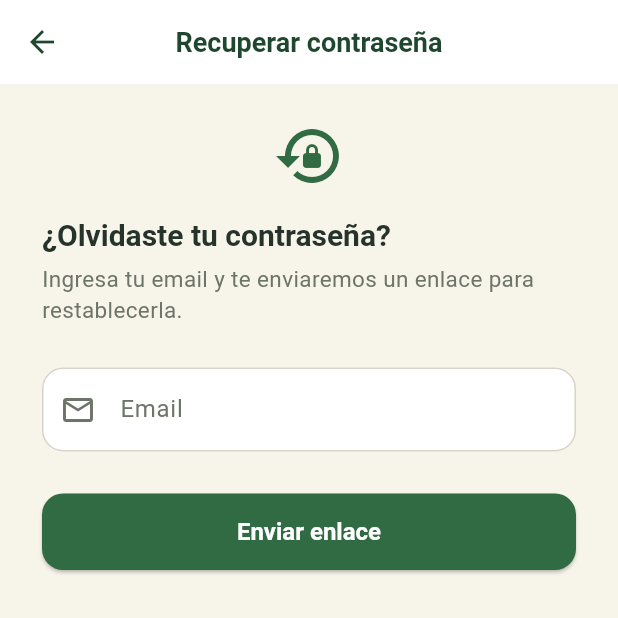
After one commit to dev-brian/green-tech-app, a Flutter app: the screen it shows after launch, after a tap on "¿Olvidaste tu contraseña?", on a phone screen of 412 x 824 dp, the top half of it. The commit adds this screen. Run offline on Flutter 3.47's test engine with Material 3 defaults, Android fonts, the phone set to English and light mode, and no system bars; our stand-ins replace firebase_auth, firebase_core, fl_chart, image_picker, shared_preferences; accounts and stored records are empty; generated files the repository leaves out were written again.

Commit message:
HU01 Tasks: 1.1, 1.2, 1.3

```diff
--- a/lib/main.dart
+++ b/lib/main.dart
@@ -1,14 +1,15 @@
+import 'package:firebase_core/firebase_core.dart';
 import 'package:flutter/material.dart';
+
+import 'firebase_options.dart'; // generado por `flutterfire configure`
 import 'screens/splash_screen.dart';
+import 'services/firebase_service.dart';
 import 'utils/colors.dart';
-
-// Cuando conectes Firebase real, descomenta:
-// import 'package:firebase_core/firebase_core.dart';flutter
-// import 'firebase_options.dart'; // generado por `flutterfire configure`
 
 Future<void> main() async {
   WidgetsFlutterBinding.ensureInitialized();
-  // await Firebase.initializeApp(options: DefaultFirebaseOptions.currentPlatform);
+  await Firebase.initializeApp(options: DefaultFirebaseOptions.currentPlatform);
+  await FirebaseService.instance.init();
   runApp(const MyApp());
 }
 
--- /dev/null
+++ b/lib/screens/forgot_password_screen.dart
@@ -0,0 +1,137 @@
+import 'package:flutter/material.dart';
+
+import '../services/firebase_service.dart';
+import '../utils/colors.dart';
+import '../utils/validators.dart';
+
+/// Pantalla de recuperación de contraseña (HU-M01 / Task 1.1).
+class ForgotPasswordScreen extends StatefulWidget {
+  final String? initialEmail;
+  const ForgotPasswordScreen({super.key, this.initialEmail});
+
+  @override
+  State<ForgotPasswordScreen> createState() => _ForgotPasswordScreenState();
+}
+
+class _ForgotPasswordScreenState extends State<ForgotPasswordScreen> {
+  final _formKey = GlobalKey<FormState>();
+  late final TextEditingController _emailCtrl =
+      TextEditingController(text: widget.initialEmail ?? '');
+
+  bool _loading = false;
+  bool _sent = false;
+  String? _errorMsg;
+
+  @override
+  void dispose() {
+    _emailCtrl.dispose();
+    super.dispose();
+  }
+
+  Future<void> _submit() async {
+    if (!_formKey.currentState!.validate()) return;
+    FocusScope.of(context).unfocus();
+    setState(() {
+      _loading = true;
+      _errorMsg = null;
+    });
+    try {
+      await FirebaseService.instance
+          .sendPasswordResetEmail(email: _emailCtrl.text.trim());
+      if (!mounted) return;
+      setState(() => _sent = true);
+    } on AuthException catch (e) {
+      if (!mounted) return;
+      // Por seguridad no revelamos si el correo existe o no.
+      if (e.code == 'user-not-found') {
+        setState(() => _sent = true);
+      } else {
+        setState(() => _errorMsg = e.message);
+      }
+    } finally {
+      if (mounted) setState(() => _loading = false);
+    }
+  }
+
+  @override
+  Widget build(BuildContext context) {
+    return Scaffold(
+      appBar: AppBar(title: const Text('Recuperar contraseña')),
+      body: SafeArea(
+        child: Padding(
+          padding: const EdgeInsets.symmetric(horizontal: 28),
+          child: _sent ? _buildSent(context) : _buildForm(context),
+        ),
+      ),
+    );
+  }
+
+  Widget _buildForm(BuildContext context) {
+    return Form(
+      key: _formKey,
+      child: ListView(
+        children: [
+          if (_loading) const LinearProgressIndicator(minHeight: 3),
+          const SizedBox(height: 24),
+          const Icon(Icons.lock_reset, color: AppColors.primary, size: 48),
+          const SizedBox(height: 16),
+          Text('¿Olvidaste tu contraseña?',
+              style: Theme.of(context).textTheme.titleLarge),
+          const SizedBox(height: 6),
+          Text(
+            'Ingresa tu email y te enviaremos un enlace para restablecerla.',
+            style: Theme.of(context).textTheme.bodyMedium,
+          ),
+          const SizedBox(height: 28),
+          TextFormField(
+            key: const Key('forgot_email'),
+            controller: _emailCtrl,
+            keyboardType: TextInputType.emailAddress,
+            textInputAction: TextInputAction.done,
+            autofillHints: const [AutofillHints.email],
+            onFieldSubmitted: (_) => _submit(),
+            decoration: const InputDecoration(
+                labelText: 'Email', prefixIcon: Icon(Icons.email_outlined)),
+            validator: Validators.email,
+          ),
+          if (_errorMsg != null) ...[
+            const SizedBox(height: 12),
+            Text(_errorMsg!,
+                style: const TextStyle(color: AppColors.critico, fontSize: 13)),
+          ],
+          const SizedBox(height: 28),
+          ElevatedButton(
+            onPressed: _loading ? null : _submit,
+            child: const Text('Enviar enlace'),
+          ),
+        ],
+      ),
+    );
+  }
+
+  Widget _buildSent(BuildContext context) {
+    return ListView(
+      children: [
+        const SizedBox(height: 48),
+        const Icon(Icons.mark_email_read_outlined,
+            color: AppColors.normal, size: 64),
+        const SizedBox(height: 20),
+        Text('Revisa tu correo',
+            textAlign: TextAlign.center,
+            style: Theme.of(context).textTheme.titleLarge),
+        const SizedBox(height: 8),
+        Text(
+          'Si existe una cuenta con ${_emailCtrl.text.trim()}, recibirás un '
+          'enlace para restablecer tu contraseña. Revisa también la carpeta de spam.',
+          textAlign: TextAlign.center,
+          style: Theme.of(context).textTheme.bodyMedium,
+        ),
+        const SizedBox(height: 32),
+        ElevatedButton(
+          onPressed: () => Navigator.of(context).pop(),
+          child: const Text('Volver al inicio de sesión'),
+        ),
+      ],
+    );
+  }
+}
--- a/lib/screens/login_screen.dart
+++ b/lib/screens/login_screen.dart
@@ -1,7 +1,10 @@
 import 'package:flutter/material.dart';
 import '../services/firebase_service.dart';
+import '../services/session_storage.dart';
 import '../utils/colors.dart';
+import '../utils/validators.dart';
 import 'dashboard_screen.dart';
+import 'forgot_password_screen.dart';
 
 class LoginScreen extends StatefulWidget {
   const LoginScreen({super.key});
@@ -21,6 +24,19 @@ class _LoginScreenState extends State<LoginScreen> {
   String? _errorMsg;
 
   @override
+  void initState() {
+    super.initState();
+    _prefillLastEmail();
+  }
+
+  /// Prellena el email con el último usado en este dispositivo.
+  Future<void> _prefillLastEmail() async {
+    final last = await SessionStorage.getLastEmail();
+    if (!mounted || last == null || _emailCtrl.text.isNotEmpty) return;
+    _emailCtrl.text = last;
+  }
+
+  @override
   void dispose() {
     _emailCtrl.dispose();
     _passCtrl.dispose();
@@ -29,6 +45,7 @@ class _LoginScreenState extends State<LoginScreen> {
 
   Future<void> _submit() async {
     if (!_formKey.currentState!.validate()) return;
+    FocusScope.of(context).unfocus();
     setState(() {
       _loading = true;
       _errorMsg = null;
@@ -46,11 +63,23 @@ class _LoginScreenState extends State<LoginScreen> {
       Navigator.of(context).pushReplacement(
         MaterialPageRoute(builder: (_) => const DashboardScreen()),
       );
-    } catch (e) {
-      setState(() => _errorMsg = e.toString().replaceFirst('Exception: ', ''));
+    } on AuthException catch (e) {
+      if (mounted) setState(() => _errorMsg = e.message);
+    } catch (_) {
+      if (mounted) {
+        setState(() =>
+            _errorMsg = 'Ocurrió un error inesperado. Inténtalo de nuevo');
+      }
     } finally {
       if (mounted) setState(() => _loading = false);
     }
+  }
+
+  void _openForgotPassword() {
+    Navigator.of(context).push(MaterialPageRoute(
+      builder: (_) =>
+          ForgotPasswordScreen(initialEmail: _emailCtrl.text.trim()),
+    ));
   }
 
   @override
@@ -88,21 +117,26 @@ class _LoginScreenState extends State<LoginScreen> {
                 ),
                 const SizedBox(height: 32),
                 TextFormField(
+                  key: const Key('login_email'),
                   controller: _emailCtrl,
                   keyboardType: TextInputType.emailAddress,
+                  textInputAction: TextInputAction.next,
+                  autofillHints: const [AutofillHints.email],
                   decoration: const InputDecoration(
                       labelText: 'Email',
                       prefixIcon: Icon(Icons.email_outlined)),
-                  validator: (v) {
-                    if (v == null || v.isEmpty) return 'Ingresa tu email';
-                    if (!v.contains('@')) return 'Email inválido';
-                    return null;
-                  },
+                  validator: Validators.email,
                 ),
                 const SizedBox(height: 16),
                 TextFormField(
+                  key: const Key('login_password'),
                   controller: _passCtrl,
                   obscureText: _obscure,
+                  textInputAction: TextInputAction.done,
+                  autofillHints: const [AutofillHints.password],
+                  onFieldSubmitted: (_) {
+                    if (!_loading) _submit();
+                  },
                   decoration: InputDecoration(
                     labelText: 'Contraseña',
                     prefixIcon: const Icon(Icons.lock_outline),
@@ -112,12 +146,16 @@ class _LoginScreenState extends State<LoginScreen> {
                       onPressed: () => setState(() => _obscure = !_obscure),
                     ),
                   ),
-                  validator: (v) {
-                    if (v == null || v.isEmpty) return 'Ingresa tu contraseña';
-                    if (v.length < 6) return 'Mínimo 6 caracteres';
-                    return null;
-                  },
+                  validator: Validators.password,
                 ),
+                if (!_isRegisterMode)
+                  Align(
+                    alignment: Alignment.centerRight,
+                    child: TextButton(
+                      onPressed: _loading ? null : _openForgotPassword,
+                      child: const Text('¿Olvidaste tu contraseña?'),
+                    ),
+                  ),
                 if (_errorMsg != null) ...[
                   const SizedBox(height: 12),
                   Text(_errorMsg!,
@@ -134,8 +172,10 @@ class _LoginScreenState extends State<LoginScreen> {
                 TextButton(
                   onPressed: _loading
                       ? null
-                      : () =>
-                          setState(() => _isRegisterMode = !_isRegisterMode),
+                      : () => setState(() {
+                            _isRegisterMode = !_isRegisterMode;
+                            _errorMsg = null;
+                          }),
                   child: Text(
                     _isRegisterMode
                         ? '¿Ya tienes cuenta? Inicia sesión'
--- a/lib/screens/splash_screen.dart
+++ b/lib/screens/splash_screen.dart
@@ -26,9 +26,13 @@ class _SplashScreenState extends State<SplashScreen> with SingleTickerProviderSt
   }
 
   Future<void> _navigateNext() async {
-    await Future.delayed(const Duration(milliseconds: 2200));
+    // Espera la animación y, en paralelo, que Firebase restaure la sesión.
+    final results = await Future.wait<Object?>([
+      Future.delayed(const Duration(milliseconds: 2200)),
+      FirebaseService.instance.restoreSession(),
+    ]);
     if (!mounted) return;
-    final loggedIn = FirebaseService.instance.isLoggedIn;
+    final loggedIn = results[1] != null;
     Navigator.of(context).pushReplacement(
       MaterialPageRoute(builder: (_) => loggedIn ? const DashboardScreen() : const LoginScreen()),
     );
--- a/lib/services/firebase_service.dart
+++ b/lib/services/firebase_service.dart
@@ -1,47 +1,137 @@
-/// Servicio de autenticación.
+import 'dart:async';
+
+import 'package:firebase_auth/firebase_auth.dart';
+import 'package:flutter/foundation.dart' show kIsWeb;
+
+import 'session_storage.dart';
+
+/// Error de autenticación con un mensaje listo para mostrar al usuario.
+class AuthException implements Exception {
+  final String code;
+  final String message;
+  const AuthException(this.code, this.message);
+
+  @override
+  String toString() => message;
+}
+
+/// Servicio de autenticación sobre Firebase Auth (HU-M01).
 ///
-/// Por ahora simula login/registro localmente para que puedas avanzar
-/// con toda la app sin depender de Firebase todavía.
-///
-/// Cuando estés listo para conectar Firebase real:
-/// 1. `flutterfire configure` en tu proyecto
-/// 2. Descomenta firebase_core / firebase_auth en pubspec.yaml
-/// 3. Reemplaza los cuerpos de estos métodos por llamadas a FirebaseAuth.instance
+/// Centraliza login, registro, recuperación de contraseña y cierre de sesión
+/// para que las pantallas no dependan directamente de `FirebaseAuth`.
 class FirebaseService {
   static final FirebaseService instance = FirebaseService._internal();
   FirebaseService._internal();
 
-  String? _currentUserEmail;
-  String? get currentUserEmail => _currentUserEmail;
-  bool get isLoggedIn => _currentUserEmail != null;
+  // Getter perezoso: no toca Firebase hasta que realmente se usa
+  // (permite construir pantallas en tests sin inicializar Firebase).
+  FirebaseAuth get _auth => FirebaseAuth.instance;
+
+  User? get currentUser => _auth.currentUser;
+  String? get currentUserEmail => _auth.currentUser?.email;
+  bool get isLoggedIn => _auth.currentUser != null;
+
+  /// Emite el usuario actual cada vez que cambia el estado de sesión.
+  Stream<User?> authStateChanges() => _auth.authStateChanges();
+
+  /// Configura la persistencia local de la sesión.
+  /// En Android/iOS Firebase ya persiste la sesión por defecto;
+  /// en web hay que pedirlo explícitamente.
+  Future<void> init() async {
+    if (kIsWeb) await _auth.setPersistence(Persistence.LOCAL);
+  }
+
+  /// Espera a que Firebase restaure la sesión guardada en el dispositivo
+  /// y devuelve el usuario (o null si no hay sesión activa).
+  Future<User?> restoreSession(
+      {Duration timeout = const Duration(seconds: 5)}) async {
+    try {
+      final user = await _auth.authStateChanges().first.timeout(timeout);
+      if (user == null) return null;
+      // Verifica que la cuenta siga vigente (p. ej. no fue deshabilitada).
+      try {
+        await user.reload();
+      } on FirebaseAuthException catch (e) {
+        if (e.code == 'user-disabled' || e.code == 'user-not-found' ||
+            e.code == 'user-token-expired') {
+          await _auth.signOut();
+          return null;
+        }
+        // Sin red u otro error transitorio: conservamos la sesión local.
+      }
+      return _auth.currentUser;
+    } on TimeoutException {
+      return _auth.currentUser;
+    }
+  }
 
   Future<void> signIn({required String email, required String password}) async {
-    await Future.delayed(const Duration(milliseconds: 600));
-    if (email.isEmpty || password.isEmpty) {
-      throw Exception('Email y contraseña son obligatorios');
-    }
-    if (password.length < 6) {
-      throw Exception('La contraseña debe tener al menos 6 caracteres');
-    }
-    // TODO: await FirebaseAuth.instance.signInWithEmailAndPassword(email: email, password: password);
-    _currentUserEmail = email;
+    _validateCredentials(email, password);
+    await _guard(() => _auth.signInWithEmailAndPassword(
+        email: email.trim(), password: password));
+    await SessionStorage.saveLastEmail(email);
   }
 
   Future<void> signUp({required String email, required String password}) async {
-    await Future.delayed(const Duration(milliseconds: 600));
-    if (email.isEmpty || password.isEmpty) {
-      throw Exception('Email y contraseña son obligatorios');
+    _validateCredentials(email, password);
+    await _guard(() => _auth.createUserWithEmailAndPassword(
+        email: email.trim(), password: password));
+    await SessionStorage.saveLastEmail(email);
+  }
+
+  /// Envía el correo de restablecimiento de contraseña.
+  Future<void> sendPasswordResetEmail({required String email}) async {
+    if (email.trim().isEmpty) {
+      throw const AuthException('missing-email', 'Ingresa tu email');
+    }
+    await _guard(() => _auth.sendPasswordResetEmail(email: email.trim()));
+  }
+
+  Future<void> signOut() => _guard(() => _auth.signOut());
+
+  void _validateCredentials(String email, String password) {
+    if (email.trim().isEmpty || password.isEmpty) {
+      throw const AuthException(
+          'missing-fields', 'Email y contraseña son obligatorios');
     }
     if (password.length < 6) {
-      throw Exception('La contraseña debe tener al menos 6 caracteres');
+      throw const AuthException(
+          'weak-password', 'La contraseña debe tener al menos 6 caracteres');
     }
-    // TODO: await FirebaseAuth.instance.createUserWithEmailAndPassword(email: email, password: password);
-    _currentUserEmail = email;
   }
 
-  Future<void> signOut() async {
-    await Future.delayed(const Duration(milliseconds: 200));
-    // TODO: await FirebaseAuth.instance.signOut();
-    _currentUserEmail = null;
+  Future<T> _guard<T>(Future<T> Function() action) async {
+    try {
+      return await action();
+    } on FirebaseAuthException catch (e) {
+      throw AuthException(e.code, messageForCode(e.code));
+    }
+  }
+
+  /// Traduce los códigos de Firebase Auth a mensajes en español.
+  static String messageForCode(String code) {
+    switch (code) {
+      case 'invalid-email':
+        return 'El formato del email no es válido';
+      case 'user-disabled':
+        return 'Esta cuenta ha sido deshabilitada';
+      case 'user-not-found':
+      case 'wrong-password':
+      case 'invalid-credential':
+      case 'INVALID_LOGIN_CREDENTIALS':
+        return 'Email o contraseña incorrectos';
+      case 'email-already-in-use':
+        return 'Ya existe una cuenta con este email';
+      case 'weak-password':
+        return 'La contraseña es demasiado débil (mínimo 6 caracteres)';
+      case 'too-many-requests':
+        return 'Demasiados intentos. Espera unos minutos e inténtalo de nuevo';
+      case 'network-request-failed':
+        return 'Sin conexión. Revisa tu internet e inténtalo de nuevo';
+      case 'operation-not-allowed':
+        return 'El inicio de sesión con email no está habilitado en Firebase';
+      default:
+        return 'Ocurrió un error inesperado ($code)';
+    }
   }
 }
--- /dev/null
+++ b/lib/services/session_storage.dart
@@ -0,0 +1,28 @@
+import 'package:shared_preferences/shared_preferences.dart';
+
+/// Datos de sesión no sensibles guardados en el dispositivo (HU-M01 / Task 1.3).
+///
+/// El token de Firebase Auth lo persiste el propio SDK de forma segura
+/// (Keychain en iOS, almacenamiento cifrado en Android). Aquí solo guardamos
+/// conveniencias como el último email usado para prellenar el login.
+/// Nunca se guarda la contraseña.
+class SessionStorage {
+  SessionStorage._();
+
+  static const _kLastEmail = 'last_login_email';
+
+  static Future<String?> getLastEmail() async {
+    final prefs = await SharedPreferences.getInstance();
+    return prefs.getString(_kLastEmail);
+  }
+
+  static Future<void> saveLastEmail(String email) async {
+    final prefs = await SharedPreferences.getInstance();
+    await prefs.setString(_kLastEmail, email.trim());
+  }
+
+  static Future<void> clear() async {
+    final prefs = await SharedPreferences.getInstance();
+    await prefs.remove(_kLastEmail);
+  }
+}
--- /dev/null
+++ b/lib/utils/validators.dart
@@ -0,0 +1,20 @@
+/// Validadores reutilizables para formularios de autenticación.
+class Validators {
+  Validators._();
+
+  static final RegExp _emailRegex =
+      RegExp(r'^[\w.+-]+@[A-Za-z0-9-]+(\.[A-Za-z0-9-]+)*\.[A-Za-z]{2,}$');
+
+  static String? email(String? v) {
+    final value = v?.trim() ?? '';
+    if (value.isEmpty) return 'Ingresa tu email';
+    if (!_emailRegex.hasMatch(value)) return 'Email inválido';
+    return null;
+  }
+
+  static String? password(String? v) {
+    if (v == null || v.isEmpty) return 'Ingresa tu contraseña';
+    if (v.length < 6) return 'Mínimo 6 caracteres';
+    return null;
+  }
+}
```
Also changed, not shown: pubspec.yaml (+4 -4 lines), 2 other files.
